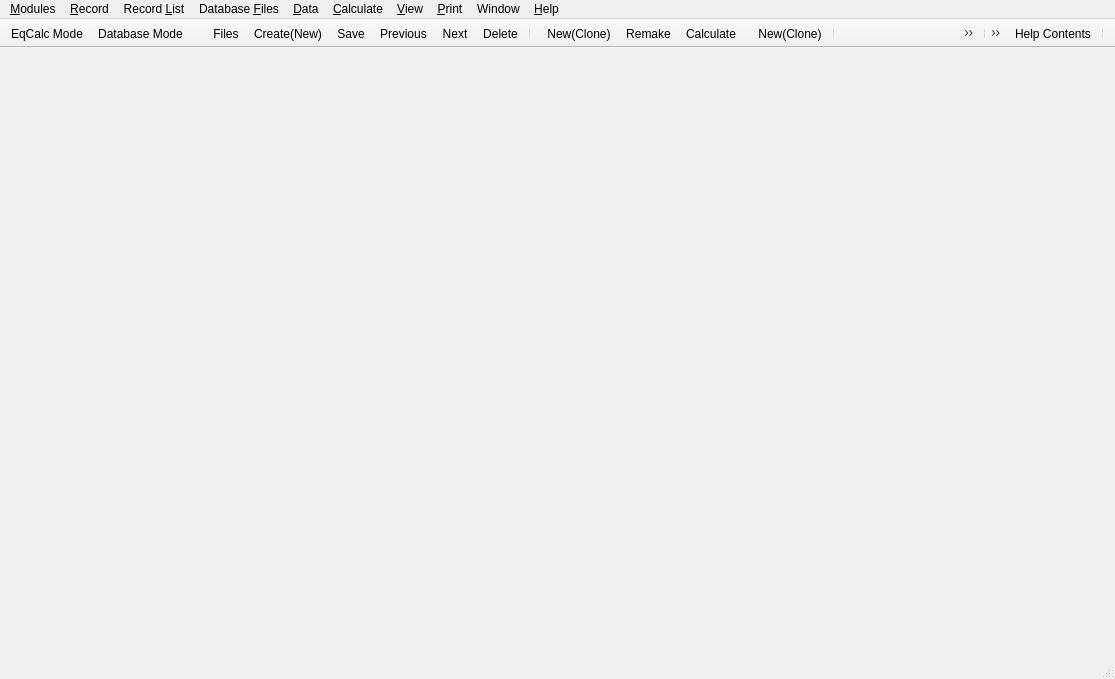
This is GUI/Dialogs4/GemsMainWindow4.ui in gemshub/GEMSGUI as Qt 5 draws it before an edit. The edited form follows.
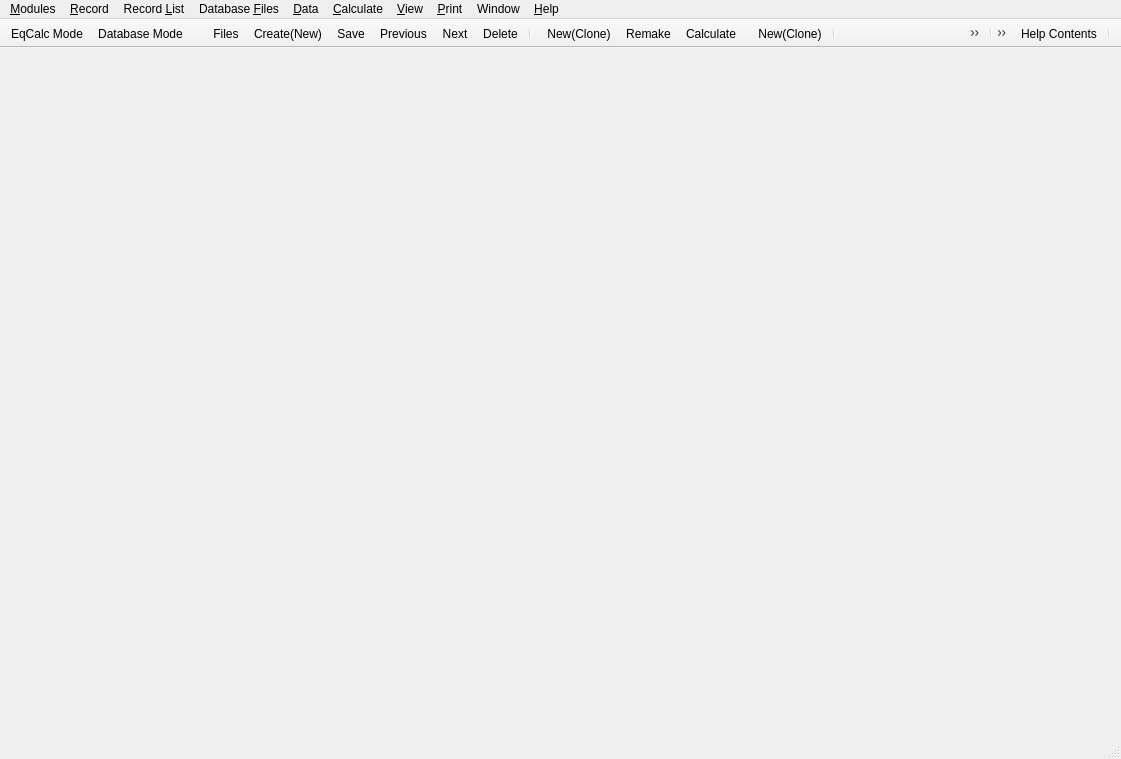
This is the edited form. Icons and pictures are not drawn.

Commit message: Corrections in GEMS Main Dialog (how icons are displayed in menus), two icons added for future development.

```diff
--- a/GUI/Dialogs4/GemsMainWindow4.ui
+++ b/GUI/Dialogs4/GemsMainWindow4.ui
@@ -6,8 +6,8 @@
    <rect>
     <x>0</x>
     <y>0</y>
-    <width>1115</width>
-    <height>679</height>
+    <width>1121</width>
+    <height>759</height>
    </rect>
   </property>
   <property name="windowTitle">
@@ -27,8 +27,8 @@
     <rect>
      <x>0</x>
      <y>0</y>
-     <width>1115</width>
-     <height>21</height>
+     <width>1121</width>
+     <height>25</height>
     </rect>
    </property>
    <widget class="QMenu" name="menu_Record">
```
Left out of the diff: 114 changed lines with no effect on the pictures. The commit also changes 1 other file.
